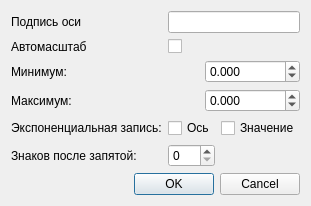
koshi8bit/lib, file lib/kb4/ui/plots/base/axisvalueconfig.ui: the form before one commit.
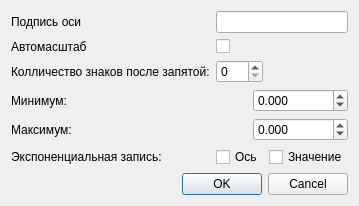
The form after the commit. Icons and pictures are not drawn. Custom widgets are drawn as their Qt base class.

```diff
--- a/lib/kb4/ui/plots/base/axisvalueconfig.ui
+++ b/lib/kb4/ui/plots/base/axisvalueconfig.ui
@@ -6,7 +6,7 @@
    <rect>
     <x>0</x>
     <y>0</y>
-    <width>294</width>
+    <width>330</width>
     <height>195</height>
    </rect>
   </property>
@@ -22,17 +22,7 @@
   <layout class="QVBoxLayout" name="verticalLayout_2">
    <item>
     <layout class="QGridLayout" name="gridLayout">
-     <item row="4" column="1">
-      <widget class="QCheckBox" name="checkBoxScientificNotationAxis">
-       <property name="toolTip">
-        <string>&lt;html&gt;&lt;head/&gt;&lt;body&gt;&lt;p&gt;При &lt;span style=&quot; font-weight:600;&quot;&gt;наличии&lt;/span&gt; галочки - цифгры на оси будут в записи вида 1.0e+01, a ось будет в логарифмическом масштабе.&lt;br/&gt;&lt;img src=&quot;:/ui/ui-plot-axis-value-03.png&quot;/&gt;&lt;/p&gt;&lt;p&gt;&lt;br/&gt;При &lt;span style=&quot; font-weight:600;&quot;&gt;отсутствии&lt;/span&gt; галочки - цифгры на оси будут в стандартной записи, а ось будет в линейном масштабе.&lt;br/&gt;&lt;img src=&quot;:/ui/ui-plot-axis-value-01.png&quot;/&gt;&lt;/p&gt;&lt;p&gt;&lt;br/&gt;&lt;/p&gt;&lt;/body&gt;&lt;/html&gt;</string>
-       </property>
-       <property name="text">
-        <string>Ось</string>
-       </property>
-      </widget>
-     </item>
-     <item row="4" column="2">
+     <item row="5" column="2">
       <widget class="QCheckBox" name="checkBoxScientificNotationTick">
        <property name="toolTip">
         <string>&lt;html&gt;&lt;head/&gt;&lt;body&gt;&lt;p&gt;При &lt;span style=&quot; font-weight:600;&quot;&gt;наличии&lt;/span&gt; галочки - цифгры на оси будут в записи вида 1.0e+01, однако ось будет в линейном масштабе.&lt;br/&gt;&lt;img src=&quot;:/ui/ui-plot-axis-value-02.png&quot;/&gt;&lt;/p&gt;&lt;p&gt;&lt;br/&gt;При &lt;span style=&quot; font-weight:600;&quot;&gt;отсутствии&lt;/span&gt; галочки - цифгры на оси будут в стандартной записи. &lt;br/&gt;&lt;img src=&quot;:/ui/ui-plot-axis-value-01.png&quot;/&gt;&lt;/p&gt;&lt;p&gt;&lt;br/&gt;&lt;/p&gt;&lt;/body&gt;&lt;/html&gt;</string>
@@ -42,16 +32,6 @@
        </property>
       </widget>
      </item>
-     <item row="2" column="0">
-      <widget class="QLabel" name="labelMin">
-       <property name="text">
-        <string>Минимум:</string>
-       </property>
-       <property name="alignment">
-        <set>Qt::AlignLeading|Qt::AlignLeft|Qt::AlignVCenter</set>
-       </property>
-      </widget>
-     </item>
      <item row="1" column="1">
       <widget class="QCheckBox" name="checkBoxAutoscale">
        <property name="text">
@@ -59,17 +39,65 @@
        </property>
       </widget>
      </item>
-     <item row="5" column="0">
-      <widget class="QLabel" name="labelNumberPrecision">
-       <property name="text">
-        <string>Знаков после запятой:</string>
-       </property>
-      </widget>
+     <item row="4" column="1" colspan="2">
+      <layout class="QHBoxLayout" name="horizontalLayout_8">
+       <item>
+        <widget class="ScientificNotationEdit" name="scientificNotationEditMax" native="true"/>
+       </item>
+       <item>
+        <widget class="QDoubleSpinBox" name="doubleSpinBoxMax">
+         <property name="minimumSize">
+          <size>
+           <width>65</width>
+           <height>0</height>
+          </size>
+         </property>
+         <property name="decimals">
+          <number>3</number>
+         </property>
+         <property name="minimum">
+          <double>-9999999999.000000000000000</double>
+         </property>
+         <property name="maximum">
+          <double>9999999999.000000000000000</double>
+         </property>
+        </widget>
+       </item>
+      </layout>
+     </item>
+     <item row="3" column="1" colspan="2">
+      <layout class="QHBoxLayout" name="horizontalLayout_7">
+       <item>
+        <widget class="ScientificNotationEdit" name="scientificNotationEditMin" native="true"/>
+       </item>
+       <item>
+        <widget class="QDoubleSpinBox" name="doubleSpinBoxMin">
+         <property name="minimumSize">
+          <size>
+           <width>65</width>
+           <height>0</height>
+          </size>
+         </property>
+         <property name="decimals">
+          <number>3</number>
+         </property>
+         <property name="minimum">
+          <double>-9999999999.000000000000000</double>
+         </property>
+         <property name="maximum">
+          <double>9999999999.000000000000000</double>
+         </property>
+        </widget>
+       </item>
+      </layout>
+     </item>
+     <item row="0" column="1" colspan="2">
+      <widget class="QLineEdit" name="lineEditLabel"/>
      </item>
      <item row="3" column="0">
-      <widget class="QLabel" name="labelMax">
+      <widget class="QLabel" name="labelMin">
        <property name="text">
-        <string>Максимум:</string>
+        <string>Минимум:</string>
        </property>
        <property name="alignment">
         <set>Qt::AlignLeading|Qt::AlignLeft|Qt::AlignVCenter</set>
@@ -83,7 +111,7 @@
        </property>
       </widget>
      </item>
-     <item row="4" column="0">
+     <item row="5" column="0">
       <widget class="QLabel" name="label">
        <property name="toolTip">
         <string>&lt;html&gt;&lt;head/&gt;&lt;body&gt;&lt;p&gt;Смотри подсказку на галочках&lt;/p&gt;&lt;/body&gt;&lt;/html&gt;</string>
@@ -93,9 +121,6 @@
        </property>
       </widget>
      </item>
-     <item row="5" column="1">
-      <widget class="QSpinBox" name="spinBoxNumberPrecision"/>
-     </item>
      <item row="0" column="0">
       <widget class="QLabel" name="labelLabel">
        <property name="text">
@@ -103,60 +128,35 @@
        </property>
       </widget>
      </item>
-     <item row="0" column="1" colspan="2">
-      <widget class="QLineEdit" name="lineEditLabel"/>
+     <item row="5" column="1">
+      <widget class="QCheckBox" name="checkBoxScientificNotationAxis">
+       <property name="toolTip">
+        <string>&lt;html&gt;&lt;head/&gt;&lt;body&gt;&lt;p&gt;При &lt;span style=&quot; font-weight:600;&quot;&gt;наличии&lt;/span&gt; галочки - цифгры на оси будут в записи вида 1.0e+01, a ось будет в логарифмическом масштабе.&lt;br/&gt;&lt;img src=&quot;:/ui/ui-plot-axis-value-03.png&quot;/&gt;&lt;/p&gt;&lt;p&gt;&lt;br/&gt;При &lt;span style=&quot; font-weight:600;&quot;&gt;отсутствии&lt;/span&gt; галочки - цифгры на оси будут в стандартной записи, а ось будет в линейном масштабе.&lt;br/&gt;&lt;img src=&quot;:/ui/ui-plot-axis-value-01.png&quot;/&gt;&lt;/p&gt;&lt;p&gt;&lt;br/&gt;&lt;/p&gt;&lt;/body&gt;&lt;/html&gt;</string>
+       </property>
+       <property name="text">
+        <string>Ось</string>
+       </property>
+      </widget>
      </item>
-     <item row="3" column="1" colspan="2">
-      <layout class="QHBoxLayout" name="horizontalLayout_8">
-       <item>
-        <widget class="ScientificNotationEdit" name="scientificNotationEditMax" native="true"/>
-       </item>
-       <item>
-        <widget class="QDoubleSpinBox" name="doubleSpinBoxMax">
-         <property name="minimumSize">
-          <size>
-           <width>65</width>
-           <height>0</height>
-          </size>
-         </property>
-         <property name="decimals">
-          <number>3</number>
-         </property>
-         <property name="minimum">
-          <double>-9999999999.000000000000000</double>
-         </property>
-         <property name="maximum">
-          <double>9999999999.000000000000000</double>
-         </property>
-        </widget>
-       </item>
-      </layout>
+     <item row="4" column="0">
+      <widget class="QLabel" name="labelMax">
+       <property name="text">
+        <string>Максимум:</string>
+       </property>
+       <property name="alignment">
+        <set>Qt::AlignLeading|Qt::AlignLeft|Qt::AlignVCenter</set>
+       </property>
+      </widget>
      </item>
-     <item row="2" column="1" colspan="2">
-      <layout class="QHBoxLayout" name="horizontalLayout_7">
-       <item>
-        <widget class="ScientificNotationEdit" name="scientificNotationEditMin" native="true"/>
-       </item>
-       <item>
-        <widget class="QDoubleSpinBox" name="doubleSpinBoxMin">
-         <property name="minimumSize">
-          <size>
-           <width>65</width>
-           <height>0</height>
-          </size>
-         </property>
-         <property name="decimals">
-          <number>3</number>
-         </property>
-         <property name="minimum">
-          <double>-9999999999.000000000000000</double>
-         </property>
-         <property name="maximum">
-          <double>9999999999.000000000000000</double>
-         </property>
-        </widget>
-       </item>
-      </layout>
+     <item row="2" column="1">
+      <widget class="QSpinBox" name="spinBoxNumberPrecision"/>
+     </item>
+     <item row="2" column="0">
+      <widget class="QLabel" name="labelNumberPrecision">
+       <property name="text">
+        <string>Колличество знаков после запятой:</string>
+       </property>
+      </widget>
      </item>
     </layout>
    </item>
```
